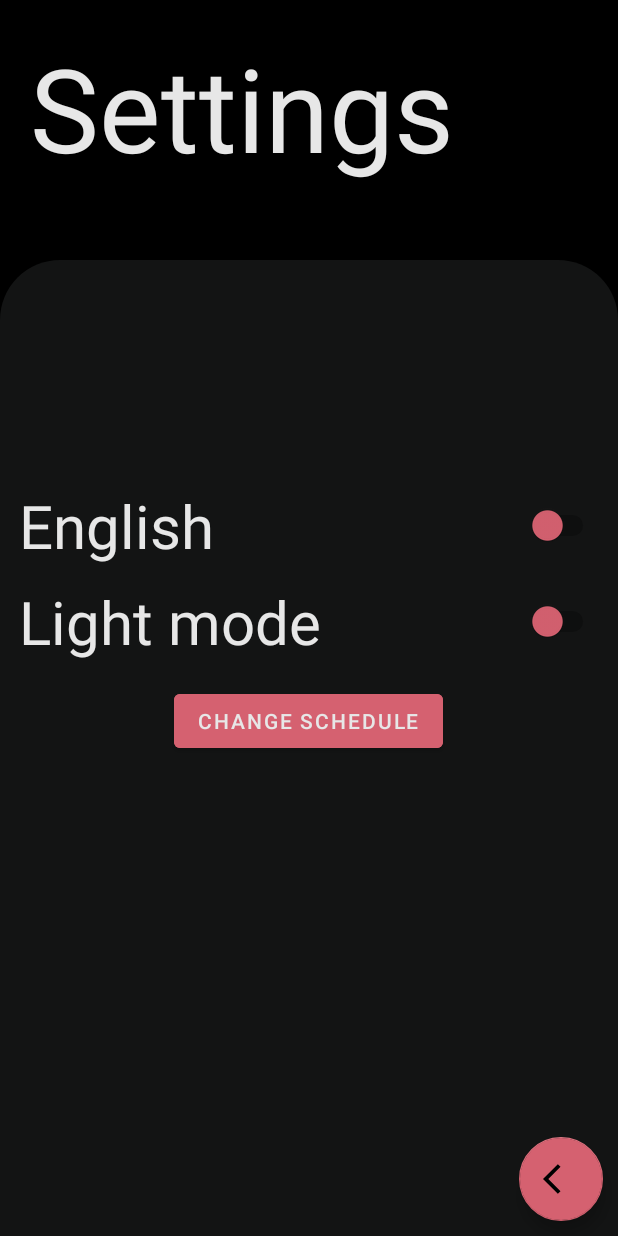
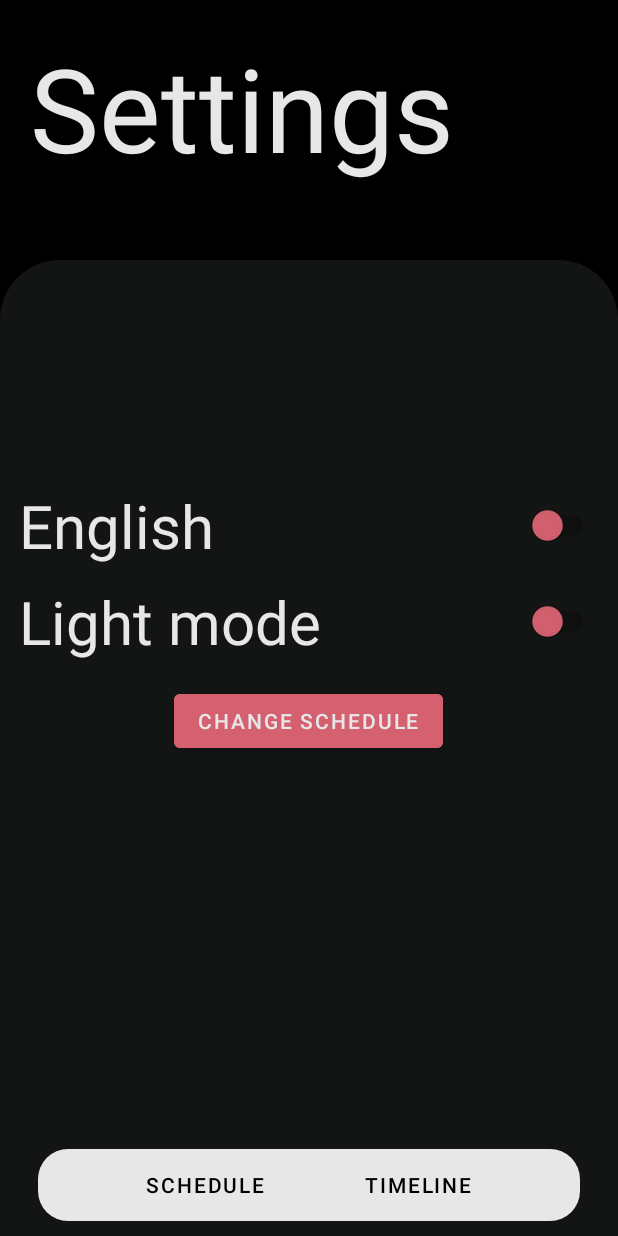
Before and after one commit to sathwikkannam/schedule_app, an Android app: the SettingsActivity screen opened directly, with no data from a screen before it, on a phone screen of 412 x 824 dp. Run offline under Robolectric (Android 15) with nearby library versions, the phone set to English and light mode, and no system bars; Roboto replaces fonts that are not available here.

Commit message:
New Navigation bar

```diff
--- a/app/src/main/java/com/example/schedule_app/SettingsActivity.java
+++ b/app/src/main/java/com/example/schedule_app/SettingsActivity.java
@@ -11,12 +11,10 @@ import android.widget.RelativeLayout;
 import android.widget.Switch;
 import android.widget.TextView;
 
-import com.google.android.material.floatingactionbutton.FloatingActionButton;
 
 import java.util.Objects;
 
 public class SettingsActivity extends AppCompatActivity {
-    FloatingActionButton backToMainActivity;
     Button changeSchedule;
     Data data;
     @SuppressLint("UseSwitchCompatOrMaterialCode")
@@ -28,6 +26,7 @@ public class SettingsActivity extends AppCompatActivity {
     LinearLayout settingsHeader;
     TextView headerText;
     RelativeLayout innerSettingsLayout;
+    Button toTimeLine, toSchedule;
 
     @Override
     protected void onCreate(Bundle savedInstanceState) {
@@ -38,10 +37,11 @@ public class SettingsActivity extends AppCompatActivity {
         //initialize variables
         changeSchedule = findViewById(R.id.ChangeScheduleInSettings);
         englishSwitch = findViewById(R.id.EnglishSwitchInSettings);
-        backToMainActivity = findViewById(R.id.BackInSettings);
         mode = findViewById(R.id.ThemeSwitchInSettings);
         settingsHeader = findViewById(R.id.SettingsHeader);
         headerText = findViewById(R.id.SettingsText);
+        toTimeLine = findViewById(R.id.toTimeline);
+        toSchedule = findViewById(R.id.toSchedule);
         innerSettingsLayout = findViewById(R.id.FragmentSettings);
         data = Data.getInstance(getApplicationContext());
         background = new Background(getApplicationContext(), this);
@@ -56,13 +56,6 @@ public class SettingsActivity extends AppCompatActivity {
         englishSwitch.setChecked(data.getEnglishSetting());
         mode.setChecked(isLight);
 
-        // set onclick for button to return to schedule activity.
-        backToMainActivity.setOnClickListener(view ->{
-            data.putEnglishSetting(englishSwitch.isChecked());
-            data.putTheme(mode.isChecked());
-            out = new Intent(getApplicationContext(), MainActivity.class);
-            startActivity(out);
-        });
 
         //set onclick for button to return to welcome activity.
         changeSchedule.setOnClickListener(view ->{
@@ -73,6 +66,11 @@ public class SettingsActivity extends AppCompatActivity {
 
         });
 
+        toSchedule.setOnClickListener(view -> startActivity(new Intent(getApplicationContext(),
+                MainActivity.class)));
+        toTimeLine.setOnClickListener(View -> startActivity(new Intent(getApplicationContext(),
+                TimeLineActivity.class)));
+
 
 
 
--- a/app/src/main/java/com/example/schedule_app/utilities/Key.java
+++ b/app/src/main/java/com/example/schedule_app/utilities/Key.java
@@ -7,4 +7,5 @@ public class Key {
     public String SCHEDULE_WEB_LINK = "ScheduleLink";
     public String ENGLISH_SETTING = "EnglishSetting";
     public String THEME_KEY = "theme";
+    public String ON_OPEN_VIEW = "openLayout";
 }
--- a/app/src/main/res/layout/settings.xml
+++ b/app/src/main/res/layout/settings.xml
@@ -72,19 +72,34 @@
             android:textColor="@color/platinum"
             android:text="@string/change_schedule" />
 
-        <com.google.android.material.floatingactionbutton.FloatingActionButton
-            android:layout_width="wrap_content"
+        <LinearLayout
+            android:layout_width="match_parent"
             android:layout_height="wrap_content"
-            android:layout_alignParentEnd="true"
+            android:orientation="horizontal"
+            android:gravity="center"
             android:layout_alignParentBottom="true"
             android:layout_marginBottom="10dp"
-            android:layout_marginEnd="10dp"
-            android:contentDescription="@string/backtomain"
-            android:id="@+id/BackInSettings"
-            android:src="@drawable/ic_back"
-            app:backgroundTint="@color/red"
-            app:fabSize="normal"
-            />
+            android:layout_marginLeft="25dp"
+            android:layout_marginRight="25dp"
+            android:background="@drawable/rectangle"
+            android:textAlignment="center">
+
+            <Button
+                android:layout_width="wrap_content"
+                android:layout_height="wrap_content"
+                android:text="@string/schedule"
+                style="?android:attr/buttonBarButtonStyle"
+                android:id="@+id/toSchedule" />
+
+            <Button
+                android:layout_width="wrap_content"
+                android:layout_height="wrap_content"
+                android:text="@string/timeline"
+                android:layout_marginStart="50dp"
+                android:id="@+id/toTimeline"
+                style="?android:attr/buttonBarButtonStyle"/>
+
+        </LinearLayout>
 
     </RelativeLayout>
 
--- a/app/src/main/res/values/strings.xml
+++ b/app/src/main/res/values/strings.xml
@@ -17,4 +17,8 @@
     <string name="close">close_drawer</string>
     <string name="app_widget_description">Schedule Widget</string>
     <string name="white_theme">Light mode</string>
+    <string name="month">Month</string>
+    <string name="week">Week</string>
+    <string name="timeline">Timeline</string>
+    <string name="schedule">Schedule</string>
 </resources>
```
Also changed, not shown: app/src/main/java/com/example/schedule_app/MainActivity.java (+5 -7 lines), app/src/main/java/com/example/schedule_app/TimeLineActivity.java (+6 -4 lines), app/src/main/java/com/example/schedule_app/adapter/TimeLineAdapter.java (+0 -8 lines), app/src/main/res/drawable/ic_baseline_linear_scale_24.xml (added, +10 -0 lines), app/src/main/res/layout/activity_time_line.xml (+28 -10 lines), app/src/main/res/layout/schedule.xml (+23 -23 lines), app/src/main/res/layout/time_line_item.xml (+30 -2 lines).
